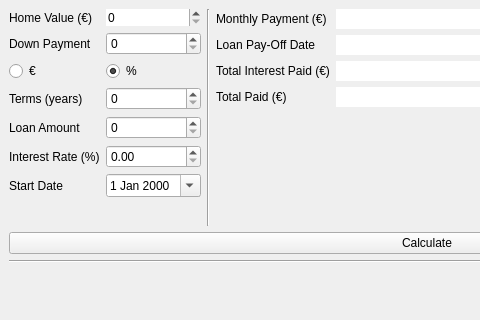
First picture: the form in ui/app.ui, repository davidfarrugia/pyqt-home-loan, before the edit; both pictures show x 0 to 480 and y 0 to 320 of the 854 by 553 pixel window.
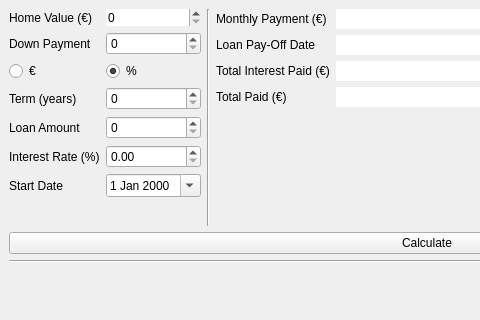
Second picture: the form after the edit. Custom widgets are drawn as their Qt base class.

```diff
--- a/ui/app.ui
+++ b/ui/app.ui
@@ -51,7 +51,7 @@
           <item row="4" column="0">
            <widget class="QLabel" name="label_3">
             <property name="text">
-             <string>Terms (years)</string>
+             <string>Term (years)</string>
             </property>
            </widget>
           </item>
```
